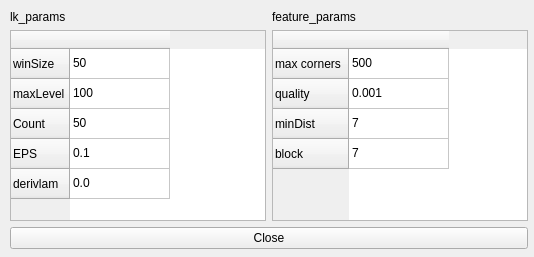
Old version of the form myGUI/cvparams.ui in the repository wrdeman/PyPhysEd.
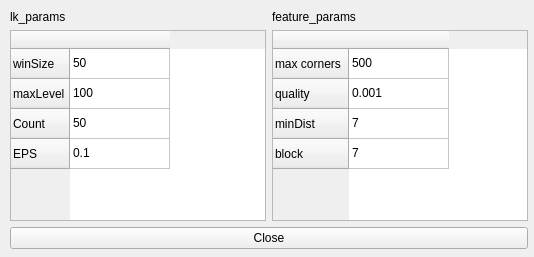
New version of the form.

```diff
--- a/myGUI/cvparams.ui
+++ b/myGUI/cvparams.ui
@@ -52,11 +52,6 @@
         <string>EPS</string>
        </property>
       </row>
-      <row>
-       <property name="text">
-        <string>derivlam</string>
-       </property>
-      </row>
       <column>
        <property name="text">
         <string/>
@@ -82,11 +77,6 @@
         <string>0.1</string>
        </property>
       </item>
-      <item row="4" column="0">
-       <property name="text">
-        <string>0.0</string>
-       </property>
-      </item>
      </widget>
     </item>
     <item row="1" column="1">
```
